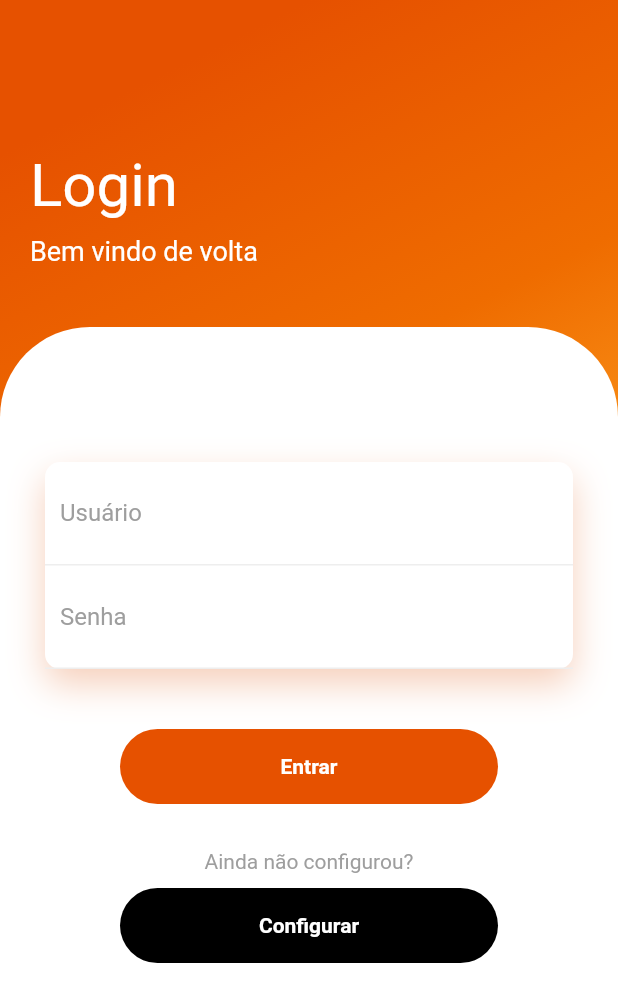
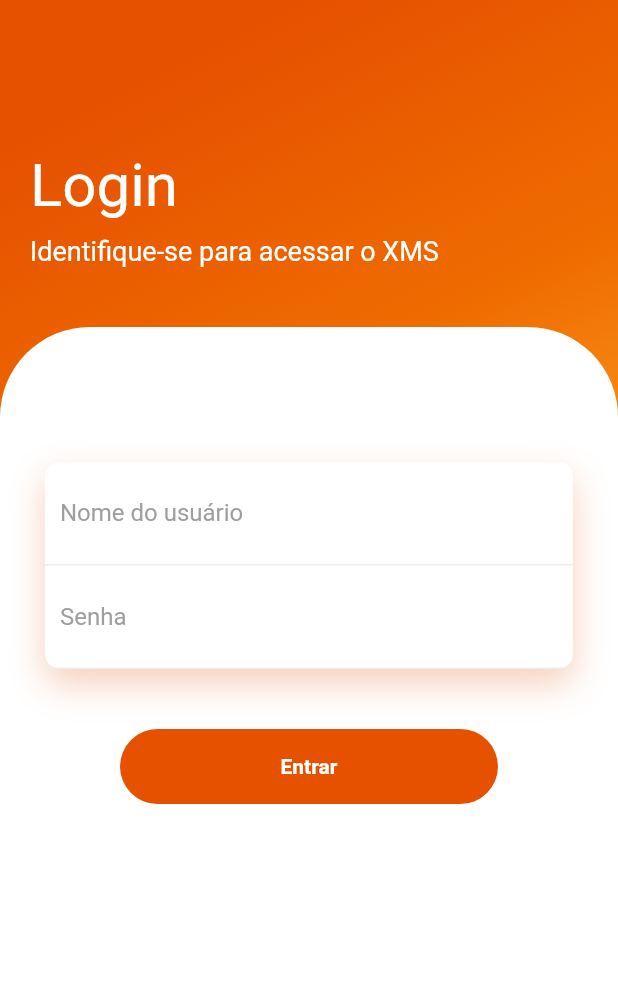
Before and after one commit to Fernando-Braulio/XMS, a Flutter app: the screen it shows after launch, on a phone screen of 412 x 824 dp. Shown: the top 1002 px of the screen. Run offline on Flutter 3.47's test engine with Material 2 defaults, Android fonts, the phone set to English and light mode, and no system bars; our stand-ins replace get, simple_animations.

Commit message:
changed and create routes, controller, date, model, repository and widgets

```diff
--- a/lib/main.dart
+++ b/lib/main.dart
@@ -9,6 +9,7 @@ void main() {
     debugShowCheckedModeBanner: false,
     defaultTransition: Transition.fade,
     getPages: Routes.routes,
+    theme: ThemeData(primaryColor: Colors.white),
     home: SplashScreen(),
   ));
 }
--- a/lib/route/app_routes.dart
+++ b/lib/route/app_routes.dart
@@ -6,7 +6,6 @@ class Routes {
 
   static final routes = [
     GetPage(name: '/student', page:()=> ListStudent(),),
-    //other page example
     GetPage(name: '/login', page:()=> LoginScreen()),
   ];
 }
--- a/lib/widgets/login_screen.dart
+++ b/lib/widgets/login_screen.dart
@@ -1,8 +1,6 @@
+import 'package:get/get.dart';
 import 'package:flutter/material.dart';
 import 'package:xms/animation/fade_animation.dart';
-//import 'package:project_gabriel/Animation/FadeAnimation.dart';
-//import 'package:project_gabriel/Animation/Loader.dart';
-//import 'package:project_gabriel/Widgets/Settings.dart';
 
 class LoginScreen extends StatefulWidget {
   @override
@@ -44,7 +42,7 @@ class _LoginScreenState extends State<LoginScreen> {
                   FadeAnimation(
                       1.3,
                       Text(
-                        "Bem vindo de volta",
+                        "Identifique-se para acessar o XMS",
                         style: TextStyle(color: Colors.white, fontSize: 18),
                       )),
                 ],
@@ -88,7 +86,7 @@ class _LoginScreenState extends State<LoginScreen> {
                                                 color: Colors.grey[200]))),
                                     child: TextField(
                                       decoration: InputDecoration(
-                                          hintText: "Usuário",
+                                          hintText: "Nome do usuário",
                                           hintStyle:
                                               TextStyle(color: Colors.grey),
                                           border: InputBorder.none),
@@ -114,44 +112,6 @@ class _LoginScreenState extends State<LoginScreen> {
                         SizedBox(
                           height: 40,
                         ),
-                        // FadeAnimation(
-                        //     1.5,
-                        //     Text(
-                        //       "Forgot Password?",
-                        //       style: TextStyle(color: Colors.grey),
-                        //     )),
-                        // SizedBox(
-                        //   height: 40,
-                        // ),
-                        FadeAnimation(
-                            1.6,
-                            Container(
-                              height: 50,
-                              margin: EdgeInsets.symmetric(horizontal: 50),
-                              decoration: BoxDecoration(
-                                  borderRadius: BorderRadius.circular(50),
-                                  color: Colors.orange[900]),
-                              child: Center(
-                                child: Text(
-                                  "Entrar",
-                                  style: TextStyle(
-                                      color: Colors.white,
-                                      fontWeight: FontWeight.bold),
-                                ),
-                              ),
-                            )),
-                        SizedBox(
-                          height: 30,
-                        ),
-                        FadeAnimation(
-                            1.7,
-                            Text(
-                              "Ainda não configurou?",
-                              style: TextStyle(color: Colors.grey),
-                            )),
-                        SizedBox(
-                          height: 10,
-                        ),
                         Row(
                           children: <Widget>[
                             Expanded(
@@ -163,30 +123,17 @@ class _LoginScreenState extends State<LoginScreen> {
                                         EdgeInsets.symmetric(horizontal: 50),
                                     decoration: BoxDecoration(
                                         borderRadius: BorderRadius.circular(50),
-                                        color: Colors.black),
+                                        color: Colors.orange[900]),
                                     child: Center(
                                         child: GestureDetector(
                                             child: Text(
-                                              "Configurar",
+                                              "Entrar",
                                               style: TextStyle(
                                                   color: Colors.white,
                                                   fontWeight: FontWeight.bold),
                                             ),
                                             onTap: () {
-                                              // Navigator.push(
-                                              //   context,
-                                              //   PageRouteBuilder(
-                                              //     pageBuilder: (c, a1, a2) => Setting(),
-                                              //     transitionsBuilder: (c, anim, a2, child) => FadeTransition(opacity: anim, child: child),
-                                              //     transitionDuration: Duration(milliseconds: 2000),
-                                              //   ),
-                                              // );
-//                                              Navigator.push(
-//                                                  context,
-//                                                  MaterialPageRoute(
-//                                                      builder: (BuildContext
-//                                                      context) =>
-//                                                          Setting()));
+                                              Get.offNamed("/student");
                                             })),
                                   )),
                             )
--- a/lib/widgets/splash_screen.dart
+++ b/lib/widgets/splash_screen.dart
@@ -78,7 +78,6 @@ class _SplashScreenState extends State<SplashScreen>
 
     _mockCheckForSession().then((status) {
       if (status) {
-//            _navigateToHome();
         _navigateToLogin();
       } else {
         _navigateToLogin();
@@ -93,7 +92,8 @@ class _SplashScreenState extends State<SplashScreen>
   }
 
   void _navigateToLogin() {
-    Get.to(LoginScreen());
+//    Get.to(LoginScreen());
+    Get.toNamed("/login");
   }
 
   @override
--- a/pubspec.yaml
+++ b/pubspec.yaml
@@ -22,6 +22,8 @@ dependencies:
   get: 3.0.1
   shimmer: ^1.0.1
   simple_animations: ^1.3.3
+  path_provider: ^1.1.0
+  http: ^0.12.1
 
   # The following adds the Cupertino Icons font to your application.
   # Use with the CupertinoIcons class for iOS style icons.
@@ -44,8 +46,8 @@ flutter:
   uses-material-design: true
 
   # To add assets to your application, add an assets section, like this:
-  # assets:
-  #  - images/a_dot_burr.jpeg
+  assets:
+   - assets/img/
   #  - images/a_dot_ham.jpeg
 
   # An image asset can refer to one or more resolution-specific "variants", see
```
Also changed, not shown: lib/controller/student_controller.dart (added, +22 -0 lines), lib/date/student_date.dart (added, +29 -0 lines), lib/model/student.dart (added, +34 -0 lines), lib/repository/student_repository.dart (added, +12 -0 lines), lib/widgets/list_student.dart (+34 -1 lines), assets/img/xmile-learning.png (added), pubspec.lock, 5 other files. Lines whose indentation alone changed are shown as unchanged.
